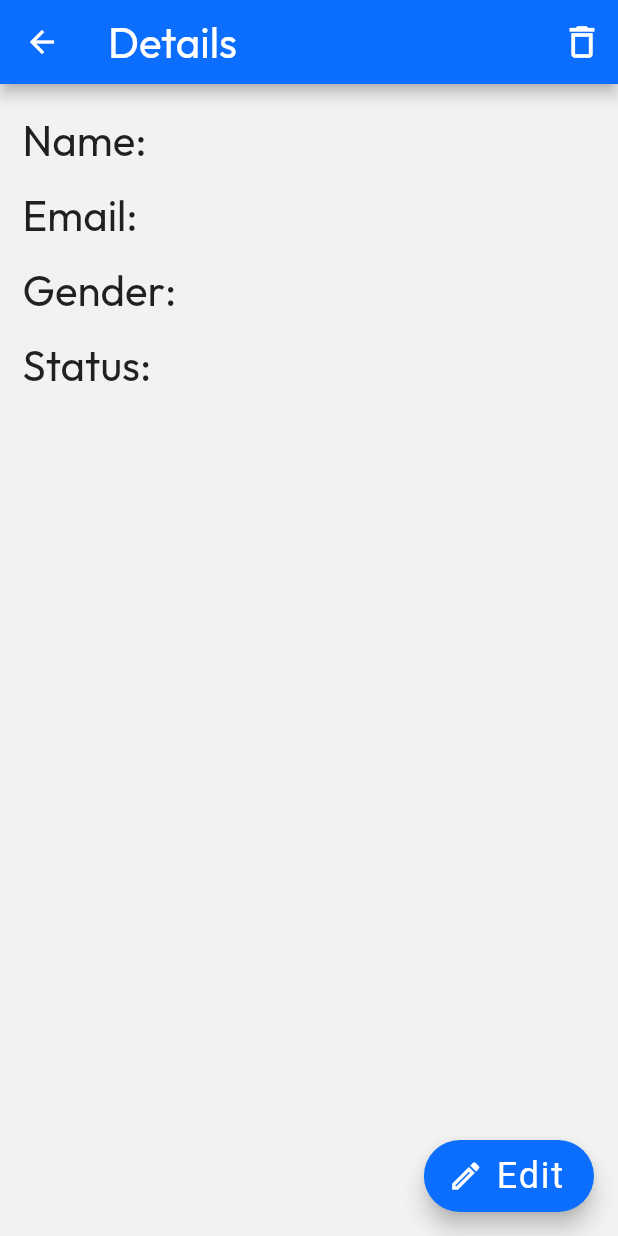
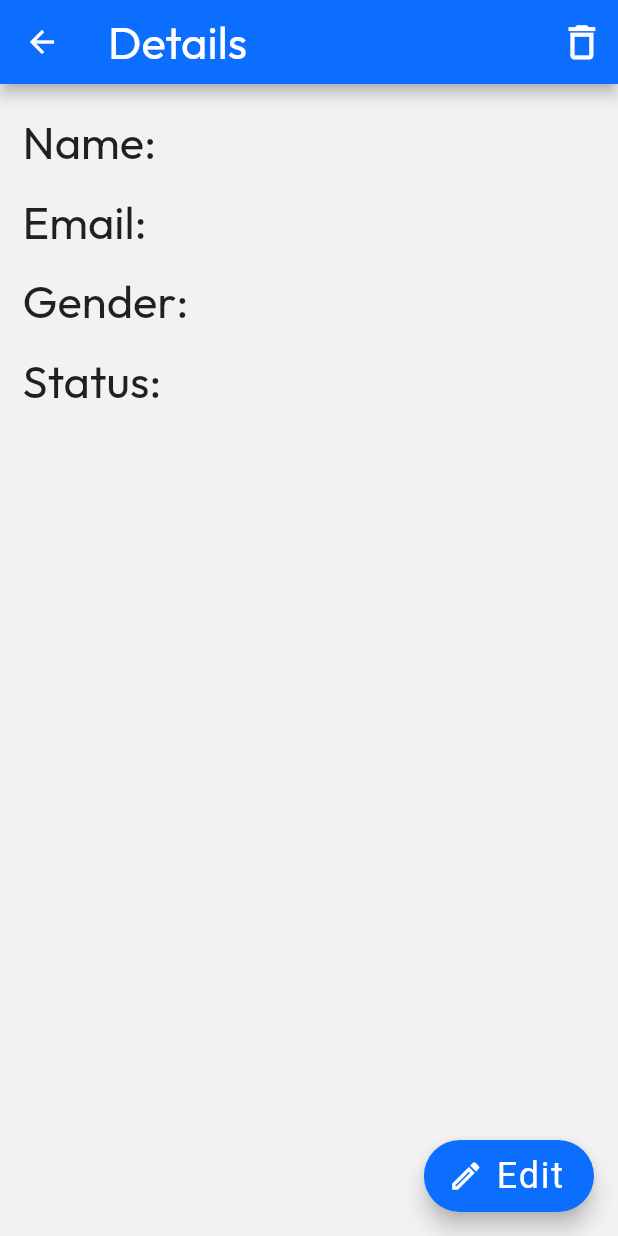
Before and after one commit to lazy-geek/flutter_api_example, a Flutter app: the DetailsPage screen opened directly with empty values, on a phone screen of 412 x 824 dp. Run offline on Flutter 3.47's test engine with Material 2 defaults, Android fonts, the phone set to English and light mode, and no system bars; our stand-ins replace flutter_dotenv, flutter_riverpod, flutter_svg, google_fonts, sizer; accounts and stored records are empty; network calls fail.

Commit message:
Add Sizer Package to Make Fonts responsive

```diff
--- a/lib/presentation/pages/details_page.dart
+++ b/lib/presentation/pages/details_page.dart
@@ -6,6 +6,7 @@ import 'package:flutter_api_example/presentation/pages/edit_page.dart';
 import 'package:flutter_api_example/presentation/widgets/user_card.dart';
 import 'package:flutter_riverpod/flutter_riverpod.dart';
 import 'package:google_fonts/google_fonts.dart';
+import 'package:sizer/sizer.dart';
 
 class DetailsPage extends ConsumerStatefulWidget {
   final int id;
@@ -57,7 +58,7 @@ class _DetailsPageState extends ConsumerState<DetailsPage> {
           label: const Text(
             'Edit',
             style: TextStyle(
-              fontSize: 24.0,
+              fontSize: 24,
               fontWeight: FontWeight.w400,
             ),
           )),
@@ -72,14 +73,14 @@ class _DetailsPageState extends ConsumerState<DetailsPage> {
               },
               icon: Icon(
                 Icons.delete_outlined,
-                size: 28.0,
+                size: 22.sp,
               ),
             )
           ],
           title: Text(
             'Details',
             style: GoogleFonts.outfit(
-              fontSize: 28.0,
+              fontSize: 22.sp,
               fontWeight: FontWeight.w400,
             ),
           )),
@@ -97,7 +98,7 @@ class _DetailsPageState extends ConsumerState<DetailsPage> {
                         Text(
                           'Name: ',
                           style: GoogleFonts.outfit(
-                            fontSize: 28.0,
+                            fontSize: 22.sp,
                             fontWeight: FontWeight.w400,
                           ),
                         ),
@@ -105,14 +106,13 @@ class _DetailsPageState extends ConsumerState<DetailsPage> {
                           width: 5.0,
                         ),
                         SizedBox(
-                          width:
-                              ((MediaQuery.of(context).size.width * 65) / 100),
+                          width: 65.w,
                           child: Text(
                             user.name,
 
                             // overflow: TextOverflow.ellipsis,
                             style: GoogleFonts.outfit(
-                              fontSize: 24.0,
+                              fontSize: 20.sp,
                               fontWeight: FontWeight.w400,
                             ),
                           ),
@@ -129,7 +129,7 @@ class _DetailsPageState extends ConsumerState<DetailsPage> {
                         Text(
                           'Email: ',
                           style: GoogleFonts.outfit(
-                            fontSize: 28.0,
+                            fontSize: 22.sp,
                             fontWeight: FontWeight.w400,
                           ),
                         ),
@@ -137,14 +137,13 @@ class _DetailsPageState extends ConsumerState<DetailsPage> {
                           width: 5.0,
                         ),
                         SizedBox(
-                          width:
-                              ((MediaQuery.of(context).size.width * 65) / 100),
+                          width: 65.w,
                           child: Text(
                             user.email,
 
                             // overflow: TextOverflow.ellipsis,
                             style: GoogleFonts.outfit(
-                              fontSize: 24.0,
+                              fontSize: 20.sp,
                               fontWeight: FontWeight.w400,
                             ),
                           ),
@@ -160,7 +159,7 @@ class _DetailsPageState extends ConsumerState<DetailsPage> {
                       Text(
                         'Gender: ',
                         style: GoogleFonts.outfit(
-                          fontSize: 28.0,
+                          fontSize: 22.sp,
                           fontWeight: FontWeight.w400,
                         ),
                       ),
@@ -171,7 +170,7 @@ class _DetailsPageState extends ConsumerState<DetailsPage> {
                         user.gender,
                         overflow: TextOverflow.ellipsis,
                         style: GoogleFonts.outfit(
-                          fontSize: 24.0,
+                          fontSize: 20.sp,
                           fontWeight: FontWeight.w400,
                         ),
                       ),
@@ -185,7 +184,7 @@ class _DetailsPageState extends ConsumerState<DetailsPage> {
                       Text(
                         'Status: ',
                         style: GoogleFonts.outfit(
-                          fontSize: 28.0,
+                          fontSize: 22.sp,
                           fontWeight: FontWeight.w400,
                         ),
                       ),
@@ -196,7 +195,7 @@ class _DetailsPageState extends ConsumerState<DetailsPage> {
                         user.status,
                         overflow: TextOverflow.ellipsis,
                         style: GoogleFonts.outfit(
-                          fontSize: 24.0,
+                          fontSize: 20.sp,
                           fontWeight: FontWeight.w400,
                         ),
                       ),
--- a/pubspec.yaml
+++ b/pubspec.yaml
@@ -39,6 +39,8 @@ dependencies:
   http: ^0.13.4
   flutter_dotenv: ^5.0.2
   flutter_riverpod: ^1.0.3
+  sizer: ^2.0.15
+  shared_preferences: ^2.0.15
 
 dev_dependencies:
   flutter_test:
```
Also changed, not shown: lib/presentation/pages/add_page.dart (+8 -7 lines), lib/presentation/pages/edit_page.dart (+7 -6 lines), lib/presentation/pages/login_page.dart (+45 -8 lines), lib/presentation/widgets/outlined_radio_button.dart (+2 -19 lines), lib/presentation/widgets/user_card.dart (+11 -30 lines), pubspec.lock.
